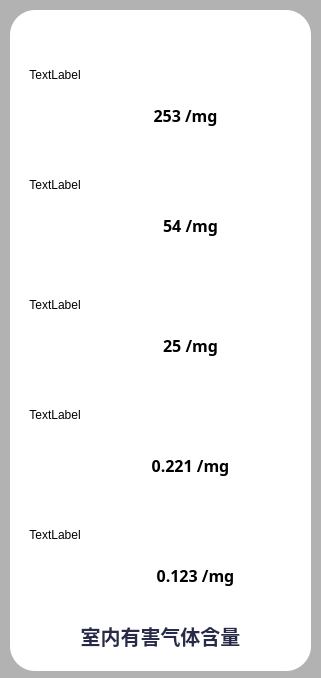
Qt form Animation/nettool/form/windairquality.ui (GX-Nan/NRMX) before a commit.
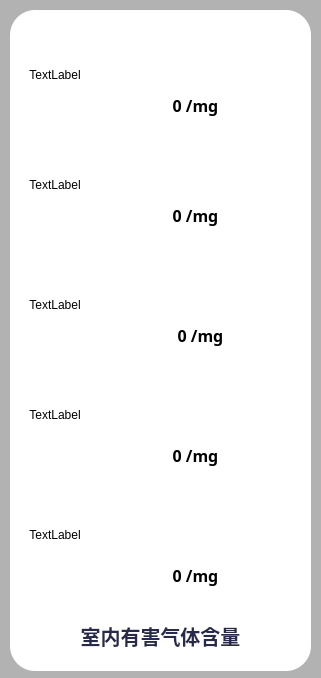
The same form after that commit. Custom widgets are drawn as their Qt base class.

The edit to the form file:
```diff
--- a/Animation/nettool/form/windairquality.ui
+++ b/Animation/nettool/form/windairquality.ui
@@ -205,12 +205,12 @@
      </rect>
     </property>
    </widget>
-   <widget class="QLabel" name="Co2_Label">
+   <widget class="QLabel" name="Pm25_Label">
     <property name="geometry">
      <rect>
       <x>140</x>
-      <y>90</y>
-      <width>71</width>
+      <y>430</y>
+      <width>91</width>
       <height>31</height>
      </rect>
     </property>
@@ -223,85 +223,13 @@
      </font>
     </property>
     <property name="text">
-     <string>253 /mg</string>
+     <string>0 /mg</string>
     </property>
     <property name="alignment">
      <set>Qt::AlignCenter</set>
     </property>
    </widget>
-   <widget class="QLabel" name="label_2">
-    <property name="geometry">
-     <rect>
-      <x>150</x>
-      <y>200</y>
-      <width>61</width>
-      <height>31</height>
-     </rect>
-    </property>
-    <property name="font">
-     <font>
-      <family>Adobe 黑体 Std R</family>
-      <pointsize>12</pointsize>
-      <weight>75</weight>
-      <bold>true</bold>
-     </font>
-    </property>
-    <property name="text">
-     <string>54 /mg</string>
-    </property>
-    <property name="alignment">
-     <set>Qt::AlignCenter</set>
-    </property>
-   </widget>
-   <widget class="QLabel" name="label_4">
-    <property name="geometry">
-     <rect>
-      <x>150</x>
-      <y>320</y>
-      <width>61</width>
-      <height>31</height>
-     </rect>
-    </property>
-    <property name="font">
-     <font>
-      <family>Adobe 黑体 Std R</family>
-      <pointsize>12</pointsize>
-      <weight>75</weight>
-      <bold>true</bold>
-     </font>
-    </property>
-    <property name="text">
-     <string>25 /mg</string>
-    </property>
-    <property name="alignment">
-     <set>Qt::AlignCenter</set>
-    </property>
-   </widget>
-   <widget class="QLabel" name="label_5">
-    <property name="geometry">
-     <rect>
-      <x>130</x>
-      <y>440</y>
-      <width>101</width>
-      <height>31</height>
-     </rect>
-    </property>
-    <property name="font">
-     <font>
-      <family>Adobe 黑体 Std R</family>
-      <pointsize>12</pointsize>
-      <weight>75</weight>
-      <bold>true</bold>
-     </font>
-    </property>
-    <property name="text">
-     <string>0.221 /mg</string>
-    </property>
-    <property name="alignment">
-     <set>Qt::AlignCenter</set>
-    </property>
-   </widget>
-   <widget class="QLabel" name="label_6">
+   <widget class="QLabel" name="Pm10_Label">
     <property name="geometry">
      <rect>
       <x>140</x>
@@ -319,7 +247,79 @@
      </font>
     </property>
     <property name="text">
-     <string>0.123 /mg</string>
+     <string>0 /mg</string>
+    </property>
+    <property name="alignment">
+     <set>Qt::AlignCenter</set>
+    </property>
+   </widget>
+   <widget class="QLabel" name="Tvco_Label">
+    <property name="geometry">
+     <rect>
+      <x>140</x>
+      <y>310</y>
+      <width>101</width>
+      <height>31</height>
+     </rect>
+    </property>
+    <property name="font">
+     <font>
+      <family>Adobe 黑体 Std R</family>
+      <pointsize>12</pointsize>
+      <weight>75</weight>
+      <bold>true</bold>
+     </font>
+    </property>
+    <property name="text">
+     <string>0 /mg</string>
+    </property>
+    <property name="alignment">
+     <set>Qt::AlignCenter</set>
+    </property>
+   </widget>
+   <widget class="QLabel" name="HCHO_Label">
+    <property name="geometry">
+     <rect>
+      <x>140</x>
+      <y>190</y>
+      <width>91</width>
+      <height>31</height>
+     </rect>
+    </property>
+    <property name="font">
+     <font>
+      <family>Adobe 黑体 Std R</family>
+      <pointsize>12</pointsize>
+      <weight>75</weight>
+      <bold>true</bold>
+     </font>
+    </property>
+    <property name="text">
+     <string>0 /mg</string>
+    </property>
+    <property name="alignment">
+     <set>Qt::AlignCenter</set>
+    </property>
+   </widget>
+   <widget class="QLabel" name="Co2_Label">
+    <property name="geometry">
+     <rect>
+      <x>140</x>
+      <y>80</y>
+      <width>91</width>
+      <height>31</height>
+     </rect>
+    </property>
+    <property name="font">
+     <font>
+      <family>Adobe 黑体 Std R</family>
+      <pointsize>12</pointsize>
+      <weight>75</weight>
+      <bold>true</bold>
+     </font>
+    </property>
+    <property name="text">
+     <string>0 /mg</string>
     </property>
     <property name="alignment">
      <set>Qt::AlignCenter</set>
```
